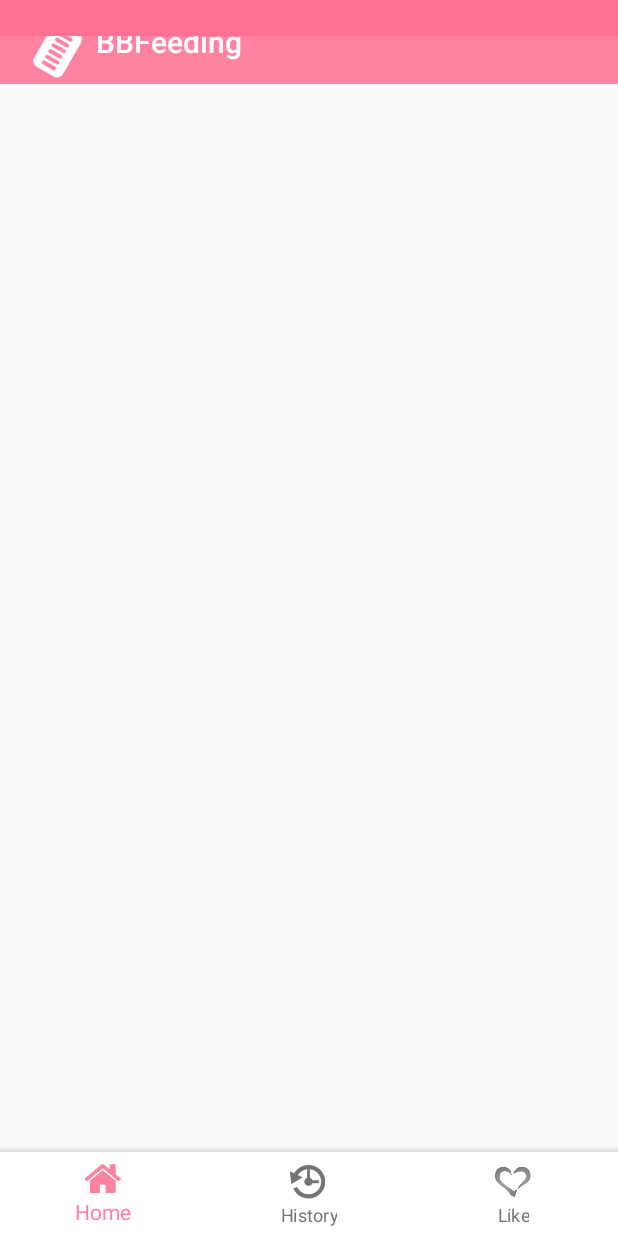
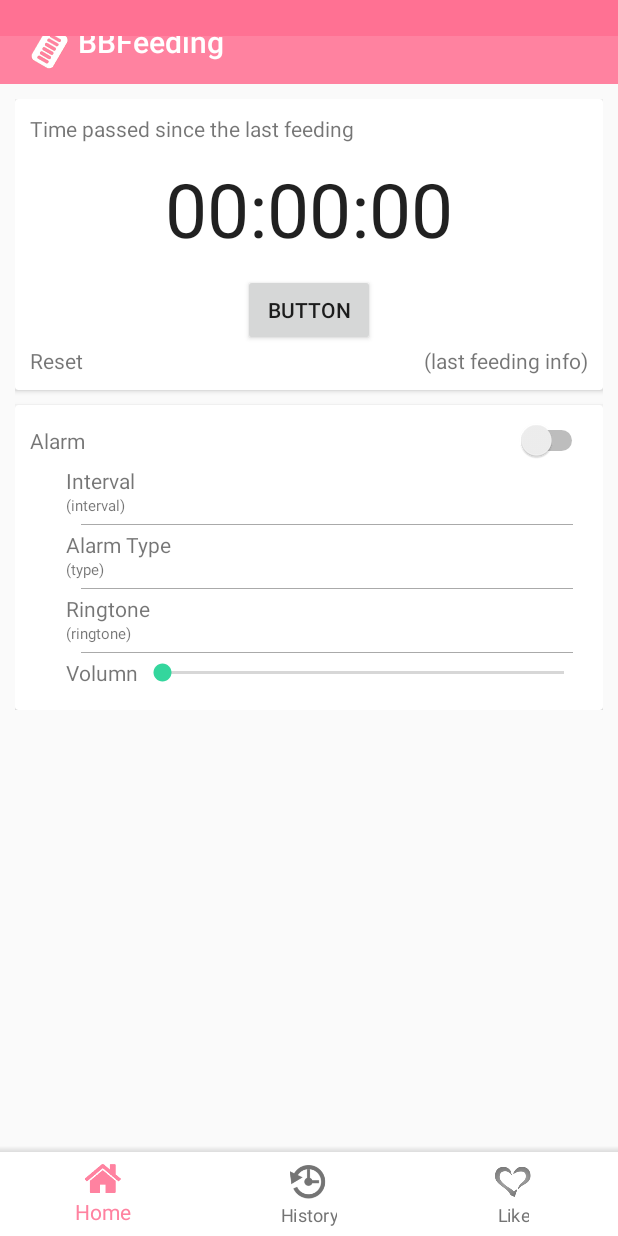
Before and after one commit to xazeng/BBFeeding, an Android app: the screen it shows after launch (MainActivity), on a phone screen of 412 x 824 dp. Run offline under Robolectric (Android 15) with nearby library versions, the phone set to English and light mode, and no system bars.

Commit message:
page class toolbar logo translate some string

```diff
--- a/app/build.gradle
+++ b/app/build.gradle
@@ -27,4 +27,5 @@ dependencies {
     compile 'com.android.support:appcompat-v7:25.0.0'
     testCompile 'junit:junit:4.12'
     compile project(':bottom-bar')
+    compile 'com.android.support:cardview-v7:25.0.0'
 }
--- a/app/src/main/java/com/zeng/bbfeeding/HistoryPage.java
+++ b/app/src/main/java/com/zeng/bbfeeding/HistoryPage.java
@@ -2,28 +2,14 @@ package com.zeng.bbfeeding;
 
 import android.os.Bundle;
 import android.support.annotation.Nullable;
-import android.support.v4.app.Fragment;
-import android.view.LayoutInflater;
-import android.view.View;
-import android.view.ViewGroup;
 
 /**
  * Created by xianganzeng on 2016/10/27.
  */
 
-public class HistoryPage extends Fragment {
-    public static HistoryPage newInstance(){
-        return new HistoryPage();
-    }
-
-    private View mRootView = null;
-    private View findViewById(int id) { return mRootView.findViewById(id); }
-
+public class HistoryPage extends Page{
     @Override
-    public View onCreateView(LayoutInflater inflater, @Nullable ViewGroup container, @Nullable Bundle savedInstanceState) {
-        if (mRootView == null) {
-            // mRootView = inflater.inflate(R.layout.page_main, container, false);
-        }
-        return mRootView;
+    protected void onCreatePage(@Nullable Bundle savedInstanceState) {
+        setContentView(R.layout.page_history);
     }
 }
--- a/app/src/main/java/com/zeng/bbfeeding/HomePage.java
+++ b/app/src/main/java/com/zeng/bbfeeding/HomePage.java
@@ -1,29 +1,16 @@
 package com.zeng.bbfeeding;
+
 
 import android.os.Bundle;
 import android.support.annotation.Nullable;
-import android.support.v4.app.Fragment;
-import android.view.LayoutInflater;
-import android.view.View;
-import android.view.ViewGroup;
 
 /**
  * Created by xianganzeng on 2016/10/27.
  */
 
-public class HomePage extends Fragment {
-    public static HomePage newInstance(){
-        return new HomePage();
-    }
-
-    private View mRootView = null;
-    private View findViewById(int id) { return mRootView.findViewById(id); }
-
+public class HomePage extends Page{
     @Override
-    public View onCreateView(LayoutInflater inflater, @Nullable ViewGroup container, @Nullable Bundle savedInstanceState) {
-        if (mRootView == null) {
-            // mRootView = inflater.inflate(R.layout.page_main, container, false);
-        }
-        return mRootView;
+    protected void onCreatePage(@Nullable Bundle savedInstanceState) {
+        setContentView(R.layout.page_home);
     }
 }
--- a/app/src/main/java/com/zeng/bbfeeding/LikePage.java
+++ b/app/src/main/java/com/zeng/bbfeeding/LikePage.java
@@ -2,28 +2,14 @@ package com.zeng.bbfeeding;
 
 import android.os.Bundle;
 import android.support.annotation.Nullable;
-import android.support.v4.app.Fragment;
-import android.view.LayoutInflater;
-import android.view.View;
-import android.view.ViewGroup;
 
 /**
  * Created by xianganzeng on 2016/10/27.
  */
 
-public class LikePage extends Fragment {
-    public static LikePage newInstance(){
-        return new LikePage();
-    }
-
-    private View mRootView = null;
-    private View findViewById(int id) { return mRootView.findViewById(id); }
-
+public class LikePage extends Page{
     @Override
-    public View onCreateView(LayoutInflater inflater, @Nullable ViewGroup container, @Nullable Bundle savedInstanceState) {
-        if (mRootView == null) {
-            // mRootView = inflater.inflate(R.layout.page_main, container, false);
-        }
-        return mRootView;
+    protected void onCreatePage(@Nullable Bundle savedInstanceState) {
+        setContentView(R.layout.page_like);
     }
 }
--- a/app/src/main/java/com/zeng/bbfeeding/MainActivity.java
+++ b/app/src/main/java/com/zeng/bbfeeding/MainActivity.java
@@ -39,9 +39,9 @@ public class MainActivity extends AppCompatActivity {
 
         mPagePosition = 0;
         mPages = new Fragment[]{
-                HomePage.newInstance(),
-                HistoryPage.newInstance(),
-                LikePage.newInstance(),
+                new HomePage(),
+                new HistoryPage(),
+                new LikePage(),
         };
         mTabIds = new int[]{
                 R.id.tab_home,
--- /dev/null
+++ b/app/src/main/java/com/zeng/bbfeeding/Page.java
@@ -0,0 +1,40 @@
+package com.zeng.bbfeeding;
+
+import android.os.Build;
+import android.os.Bundle;
+import android.support.annotation.Nullable;
+import android.support.v4.app.Fragment;
+import android.view.LayoutInflater;
+import android.view.View;
+import android.view.ViewGroup;
+
+/**
+ * Created by xianganzeng on 2016/10/28.
+ */
+
+public abstract class Page extends Fragment {
+    private View mRootView;
+    protected View findViewById(int id) { return mRootView.findViewById(id); }
+
+    private LayoutInflater mInflater;
+    private ViewGroup mContainer;
+    protected void setContentView(int layoutResID){
+        mRootView = mInflater.inflate(layoutResID, mContainer, false);
+    }
+
+    protected abstract void onCreatePage(@Nullable Bundle savedInstanceState);
+
+    @Override
+    public View onCreateView(LayoutInflater inflater, @Nullable ViewGroup container, @Nullable Bundle savedInstanceState) {
+        if (mRootView == null) {
+            mInflater = inflater;
+            mContainer = container;
+
+            onCreatePage(savedInstanceState);
+
+            mInflater = null;
+            mContainer = null;
+        }
+        return mRootView;
+    }
+}
--- /dev/null
+++ b/app/src/main/res/drawable/divider_gray_1px_h.xml
@@ -0,0 +1,5 @@
+<?xml version="1.0" encoding="utf-8"?>
+<shape xmlns:android="http://schemas.android.com/apk/res/android">
+    <solid android:color="@android:color/darker_gray" />
+    <size android:height="1px" />
+</shape>
--- a/app/src/main/res/layout/activity_main.xml
+++ b/app/src/main/res/layout/activity_main.xml
@@ -24,6 +24,9 @@
         android:layout_width="match_parent"
         android:layout_height="0dp"
         android:id="@+id/view_pager" />
+    <!--
+    <include layout="@layout/page_home"/>
+    -->
 
     <com.roughike.bottombar.BottomBar
         app:bb_tabXmlResource="@xml/bottombar_tabs"
--- /dev/null
+++ b/app/src/main/res/layout/page_history.xml
@@ -0,0 +1,11 @@
+<?xml version="1.0" encoding="utf-8"?>
+<LinearLayout xmlns:android="http://schemas.android.com/apk/res/android"
+    android:orientation="vertical" android:layout_width="match_parent"
+    android:layout_height="match_parent">
+
+    <TextView
+        android:text="history page"
+        android:layout_width="match_parent"
+        android:layout_height="wrap_content"
+        android:id="@+id/textView" />
+</LinearLayout>
--- /dev/null
+++ b/app/src/main/res/layout/page_home.xml
@@ -0,0 +1,195 @@
+<?xml version="1.0" encoding="utf-8"?>
+<ScrollView xmlns:android="http://schemas.android.com/apk/res/android"
+    xmlns:tools="http://schemas.android.com/tools"
+    android:layout_width="match_parent"
+    android:layout_height="match_parent">
+
+    <LinearLayout
+        android:orientation="vertical"
+        android:layout_width="match_parent"
+        android:layout_height="wrap_content"
+        android:padding="10dp">
+
+
+        <android.support.v7.widget.CardView
+            android:layout_width="match_parent"
+            android:layout_height="wrap_content">
+
+            <LinearLayout
+                android:orientation="vertical"
+                android:layout_width="match_parent"
+                android:layout_height="wrap_content"
+                android:padding="10dp">
+
+                <TextView
+                    android:text="@string/time_passed_label"
+                    android:layout_width="wrap_content"
+                    android:layout_height="wrap_content"/>
+
+                <Chronometer
+                    android:layout_width="wrap_content"
+                    android:layout_height="wrap_content"
+                    android:id="@+id/feed_timer"
+                    android:layout_gravity="center"
+                    android:textSize="50sp"
+                    android:format="00:00:00"
+                    android:paddingTop="10dp"
+                    android:paddingBottom="10dp" />
+
+                <android.support.v7.widget.AppCompatButton
+                    android:text="Button"
+                    android:layout_width="wrap_content"
+                    android:layout_height="wrap_content"
+                    android:layout_gravity="center"
+                    android:id="@+id/feed_button" />
+
+                <RelativeLayout
+                    android:layout_width="match_parent"
+                    android:layout_height="wrap_content">
+
+                    <TextView
+                        android:text="@string/reset_label"
+                        android:layout_width="wrap_content"
+                        android:layout_height="wrap_content"
+                        android:layout_alignParentLeft="true"
+                        android:layout_centerVertical="true"
+                        android:id="@+id/reset_textview" />
+
+                    <TextView
+                        android:text="(last feeding info)"
+                        android:layout_width="wrap_content"
+                        android:layout_height="wrap_content"
+                        android:layout_alignParentRight="true"
+                        android:layout_centerVertical="true"
+                        android:id="@+id/last_feeding_info_textview" />
+
+                </RelativeLayout>
+
+            </LinearLayout>
+        </android.support.v7.widget.CardView>
+
+        <android.support.v7.widget.CardView
+            android:layout_width="match_parent"
+            android:layout_height="wrap_content"
+            android:layout_marginTop="10dp">
+            <LinearLayout
+                android:orientation="vertical"
+                android:padding="10dp"
+                android:layout_width="match_parent"
+                android:layout_height="wrap_content">
+
+                <RelativeLayout
+                    android:layout_width="match_parent"
+                    android:layout_height="wrap_content">
+
+                    <TextView
+                        android:layout_width="wrap_content"
+                        android:layout_height="wrap_content"
+                        android:text="@string/alarm_label"
+                        android:layout_alignParentLeft="true"
+                        android:layout_centerVertical="true" />
+
+                    <Switch
+                        android:layout_width="wrap_content"
+                        android:layout_height="wrap_content"
+                        android:id="@+id/alarm_switch"
+                        android:layout_alignParentRight="true"
+                        android:layout_centerVertical="true" />
+                </RelativeLayout>
+
+                <TableLayout
+                    android:layout_width="match_parent"
+                    android:layout_height="wrap_content"
+                    android:paddingLeft="24dp"
+                    android:showDividers="middle"
+                    android:divider="@drawable/divider_gray_1px_h"
+                    android:dividerPadding="10dp">
+
+                    <LinearLayout
+                        android:orientation="vertical"
+                        android:layout_width="match_parent"
+                        android:layout_height="0dp"
+                        android:paddingTop="3dp"
+                        android:paddingBottom="5dp"
+                        android:layout_weight="1">
+
+                        <TextView
+                        android:text="@string/alarm_interval_label"
+                        android:layout_width="wrap_content"
+                        android:layout_height="wrap_content"/>
+                    <TextView
+                        android:text="(interval)"
+                        android:layout_width="wrap_content"
+                        android:layout_height="wrap_content"
+                        android:textSize="10sp"
+                        android:id="@+id/alarm_interval_textview" />
+                    </LinearLayout>
+                    <LinearLayout
+                        android:orientation="vertical"
+                        android:layout_width="match_parent"
+                        android:layout_height="0dp"
+                        android:paddingTop="3dp"
+                        android:paddingBottom="5dp"
+                        android:layout_weight="1">
+
+                        <TextView
+                            android:text="@string/alarm_type_label"
+                            android:layout_width="wrap_content"
+                            android:layout_height="wrap_content"/>
+                        <TextView
+                            android:id="@+id/alarm_type_textview"
+                            android:text="(type)"
+                            android:layout_width="wrap_content"
+                            android:layout_height="wrap_content"
+                            android:textSize="10sp" />
+                    </LinearLayout>
+                    <LinearLayout
+                        android:orientation="vertical"
+                        android:layout_width="match_parent"
+                        android:layout_height="0dp"
+                        android:paddingTop="3dp"
+                        android:paddingBottom="5dp"
+                        android:layout_weight="1">
+
+                        <TextView
+                            android:text="@string/alarm_ringtone_label"
+                            android:layout_width="wrap_content"
+                            android:layout_height="wrap_content"/>
+                        <TextView
+                            android:text="(ringtone)"
+                            android:layout_width="wrap_content"
+                            android:layout_height="wrap_content"
+                            android:textSize="10sp"
+                            android:id="@+id/alarm_ringtone_textview" />
+                    </LinearLayout>
+                    <LinearLayout
+                        android:orientation="horizontal"
+                        android:layout_width="match_parent"
+                        android:layout_height="0dp"
+                        android:paddingTop="3dp"
+                        android:paddingBottom="5dp"
+                        android:gravity="center_vertical"
+                        android:layout_weight="1">
+
+                        <TextView
+                            android:text="@string/alarm_volumn_label"
+                            android:layout_width="wrap_content"
+                            android:layout_height="wrap_content"/>
+
+                        <SeekBar
+                            android:layout_width="match_parent"
+                            android:layout_height="wrap_content"
+                            android:id="@+id/alarm_volumn_seekbar" />
+                    </LinearLayout>
+
+
+                </TableLayout>
+
+            </LinearLayout>
+
+
+        </android.support.v7.widget.CardView>
+
+
+    </LinearLayout>
+</ScrollView>
--- /dev/null
+++ b/app/src/main/res/layout/page_like.xml
@@ -0,0 +1,11 @@
+<?xml version="1.0" encoding="utf-8"?>
+<LinearLayout xmlns:android="http://schemas.android.com/apk/res/android"
+    android:orientation="vertical" android:layout_width="match_parent"
+    android:layout_height="match_parent">
+
+    <TextView
+        android:text="like page"
+        android:layout_width="match_parent"
+        android:layout_height="wrap_content"
+        android:id="@+id/textView2" />
+</LinearLayout>
--- a/app/src/main/res/values/strings.xml
+++ b/app/src/main/res/values/strings.xml
@@ -3,4 +3,11 @@
     <string name="tab_home_label">Home</string>
     <string name="tab_history_label">History</string>
     <string name="tab_like_label">Like</string>
+    <string name="time_passed_label">Time passed since the last feeding</string>
+    <string name="reset_label">Reset</string>
+    <string name="alarm_label">Alarm</string>
+    <string name="alarm_interval_label">Interval</string>
+    <string name="alarm_ringtone_label">Ringtone</string>
+    <string name="alarm_type_label">Alarm Type</string>
+    <string name="alarm_volumn_label">Volumn</string>
 </resources>
```
Also changed, not shown: app/src/main/res/drawable-hdpi/ic_bbfeeding.png, app/src/main/res/drawable-mdpi/ic_bbfeeding.png, app/src/main/res/drawable-xhdpi/ic_bbfeeding.png, app/src/main/res/drawable-xxhdpi/ic_bbfeeding.png, app/src/main/res/drawable-xxxhdpi/ic_bbfeeding.png, app/src/main/res/mipmap/ic_launcher.png (renamed from app/src/main/res/mipmap-hdpi/ic_launcher.png), 1 other file.
